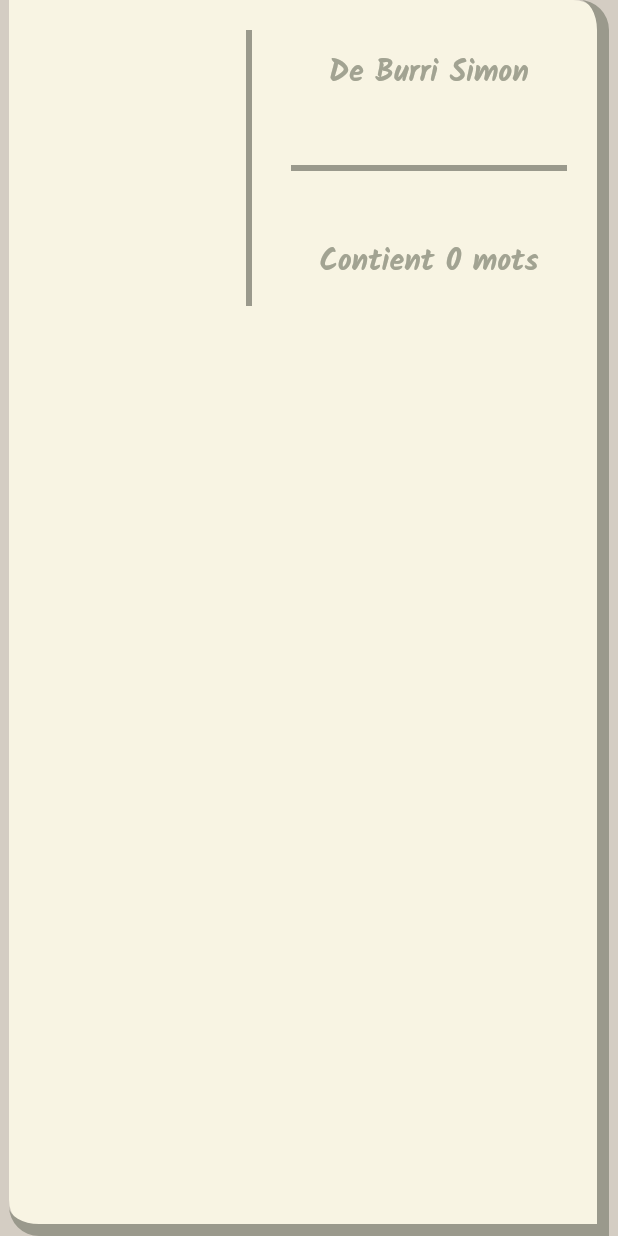
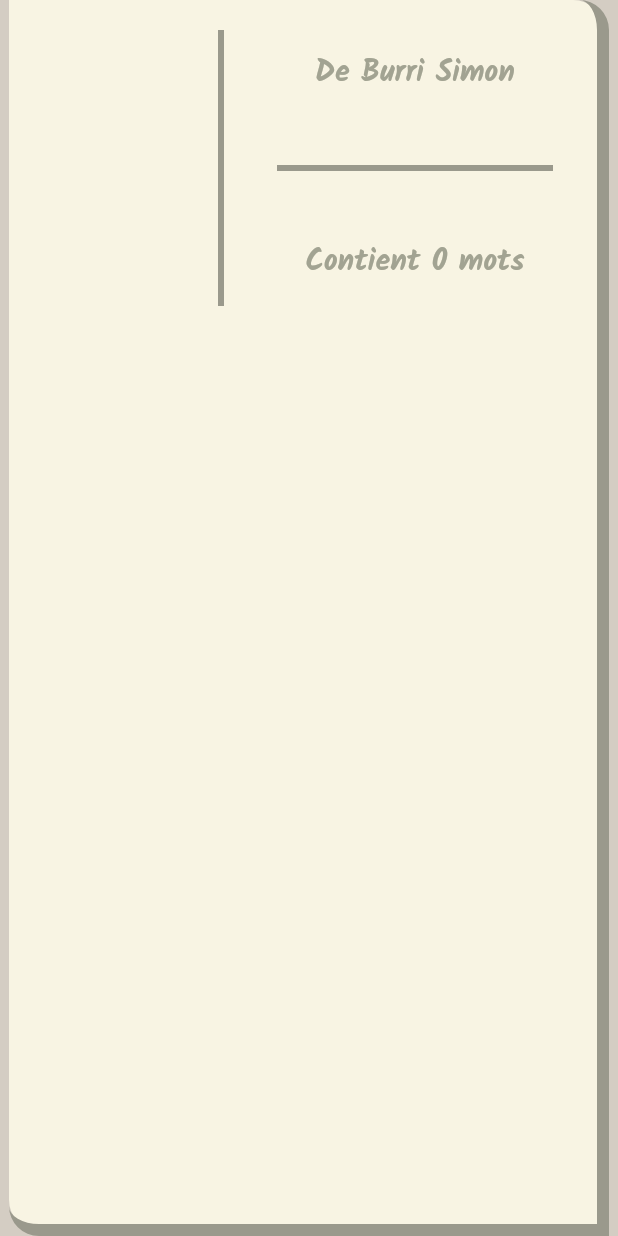
Before and after one commit to RubenLopesDaSilva/voc_app, a Flutter app: the GroupItemRepetition widget shown alone on an empty page, opened directly with empty values, on a phone screen of 412 x 824 dp. Run offline on Flutter 3.47's test engine with Material 3 defaults, Android fonts, the phone set to English and light mode, and no system bars; our stand-ins replace dio, flutter_card_swiper, flutter_riverpod, flutter_secure_storage, go_router, google_fonts and 2 more; missing offline and left inert: flutter_flip_card, primer_progress_bar; accounts and stored records are empty; network calls fail.

Commit message:
Update 13:47 12.12.2025

```diff
--- a/lib/src/features/repetition/presentation/widgets/group_item_repetition.dart
+++ b/lib/src/features/repetition/presentation/widgets/group_item_repetition.dart
@@ -24,6 +24,7 @@ class GroupItemRepetition extends StatelessWidget {
           Row(
             children: [
               Expanded(
+                flex: 50,
                 child: Center(
                   child: StyledHeadline(group.name, fontSize: Sizes.p5),
                 ),
@@ -33,7 +34,9 @@ class GroupItemRepetition extends StatelessWidget {
                 height: Sizes.p50,
                 spacement: Sizes.p10,
               ),
-              Column(
+              Expanded(
+                flex: 100,
+                child: Column(
                   children: [
                     StyledHeadline(
                       'De Burri Simon'.hardcoded,
@@ -50,6 +53,7 @@ class GroupItemRepetition extends StatelessWidget {
                     ),
                   ],
                 ),
+              ),
             ],
           ),
         ],
```
Also changed, not shown: lib/src/features/repetition/presentation/word_screen.dart (+24 -2 lines). Lines whose indentation alone changed are shown as unchanged.
